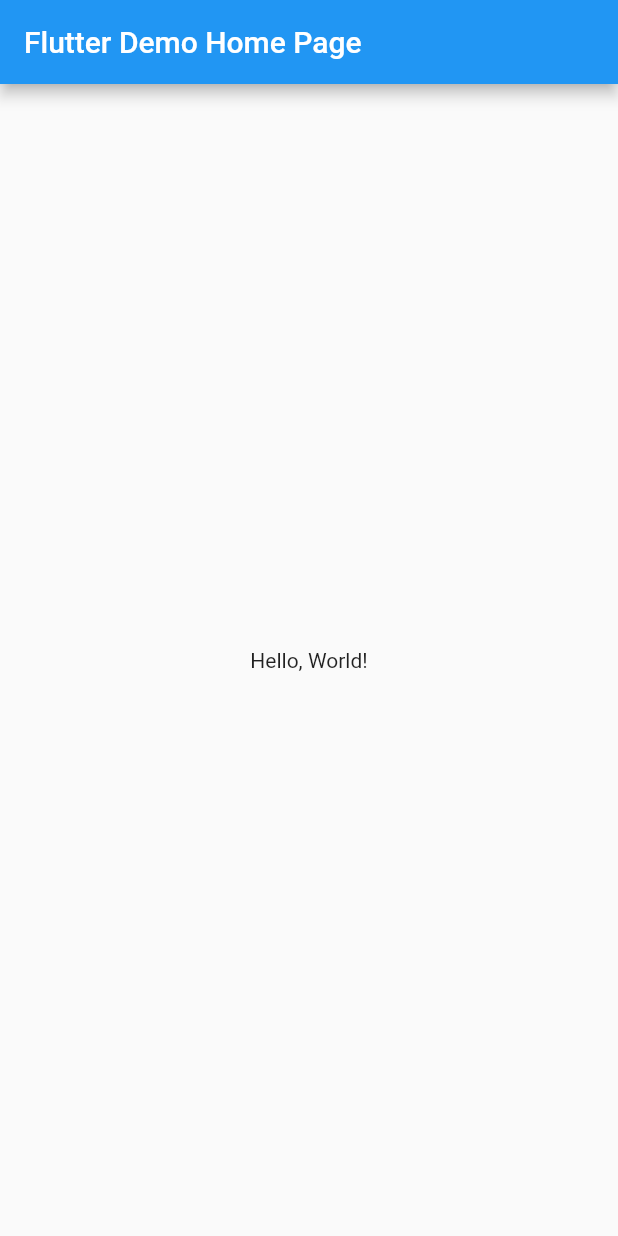
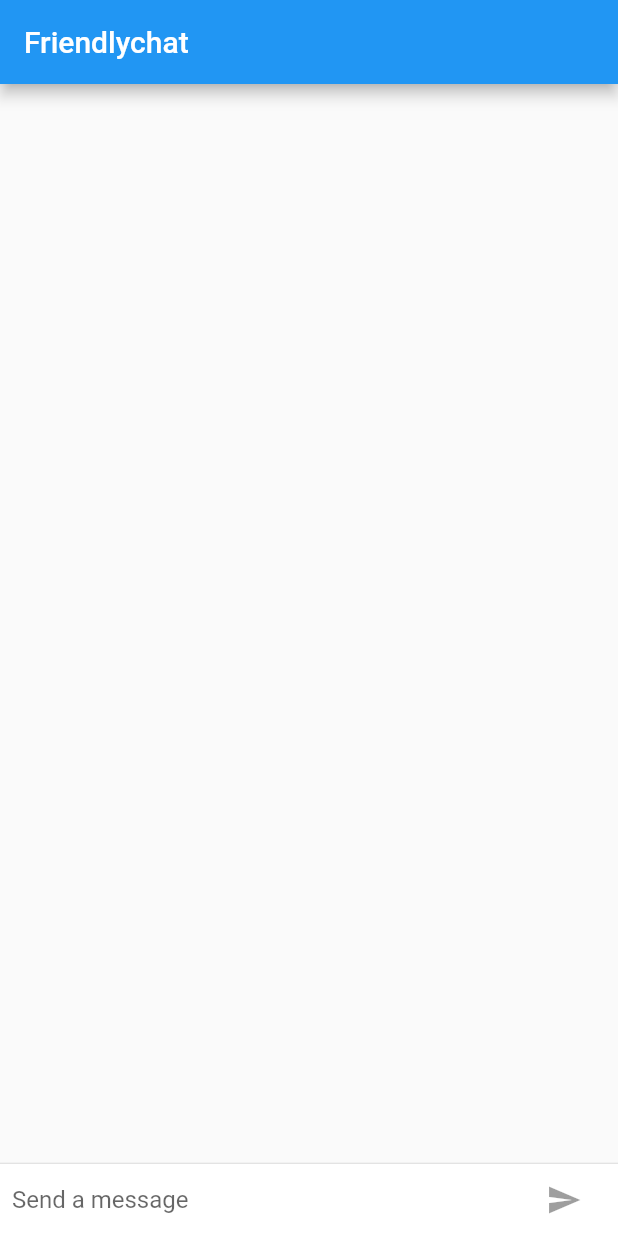
Before and after one commit to hieutle2011/flutter-examples, a Flutter app: the screen it shows after launch, on a phone screen of 412 x 824 dp. Run offline on Flutter 3.47's test engine with Material 2 defaults, Android fonts, the phone set to English and light mode, and no system bars; missing offline and left inert: flutter_web.

Commit message:
add text box chat

```diff
--- a/lib/main.dart
+++ b/lib/main.dart
@@ -1,38 +1,97 @@
 import 'package:flutter_web/material.dart';
 
-void main() => runApp(MyApp());
+const String _name = 'Hieu Le';
 
-class MyApp extends StatelessWidget {
-  // This widget is the root of your application.
+void main() {
+  runApp(FriendlychatApp());
+}
+
+class FriendlychatApp extends StatelessWidget {
   @override
   Widget build(BuildContext context) {
     return MaterialApp(
-      title: 'Flutter Demo',
-      theme: ThemeData(
-        primarySwatch: Colors.blue,
-      ),
-      home: MyHomePage(title: 'Flutter Demo Home Page'),
+      title: "Friendlychat",
+      home: ChatScreen(),
     );
   }
 }
 
-class MyHomePage extends StatelessWidget {
-  MyHomePage({Key key, this.title}) : super(key: key);
+class ChatScreen extends StatefulWidget {
+  @override
+  ChatScreenState createState() => ChatScreenState();
+}
 
-  final String title;
+class ChatScreenState extends State<ChatScreen> {
+  final List<ChatMessage> _messages = <ChatMessage>[];
+  final TextEditingController _textController = TextEditingController();
+  bool _isComposing = false;
 
   @override
   Widget build(BuildContext context) {
     return Scaffold(
-      appBar: AppBar(
-        title: Text(title),
+      appBar: AppBar(title: Text("Friendlychat")),
+      body: Column(
+        children: <Widget>[
+          Flexible(
+            child: ListView.builder(
+              padding: EdgeInsets.all(8.0),
+              reverse: true,
+              itemBuilder: (_, int index) => _messages[index],
+              itemCount: _messages.length,
+            ),
+          ),
+          Divider(height: 1.0),
+          Container(
+            decoration: BoxDecoration(color: Theme.of(context).cardColor),
+            child: _buildTextComposer(),
+          ),
+        ],
       ),
-      body: Center(
-        child: Column(
-          mainAxisAlignment: MainAxisAlignment.center,
+    );
+  }
+
+  void _handleSubmitted(String text) {
+    _textController.clear();
+    setState(() {
+      _isComposing = false;
+    });
+    ChatMessage message = ChatMessage(
+      text: text,
+    );
+    setState(() {
+      _messages.insert(0, message);
+    });
+  }
+
+  Widget _buildTextComposer() {
+    return IconTheme(
+      data: IconThemeData(color: Theme.of(context).accentColor),
+      child: Container(
+        margin: const EdgeInsets.symmetric(horizontal: 8.0),
+        child: Row(
           children: <Widget>[
-            Text(
-              'Hello, World!',
+            Flexible(
+              child: TextField(
+                controller: _textController,
+                onChanged: (String text) {
+                  setState(() {
+                    _isComposing = text.isNotEmpty;
+                  });
+                },
+                onSubmitted: _handleSubmitted,
+                // textDirection: TextDirection.rtl,
+                decoration:
+                    InputDecoration.collapsed(hintText: "Send a message"),
+              ),
+            ),
+            Container(
+              margin: EdgeInsets.symmetric(horizontal: 4.0),
+              child: IconButton(
+                icon: Icon(Icons.send),
+                onPressed: _isComposing
+                    ? () => _handleSubmitted(_textController.text)
+                    : null,
+              ),
             ),
           ],
         ),
@@ -40,3 +99,35 @@ class MyHomePage extends StatelessWidget {
     );
   }
 }
+
+class ChatMessage extends StatelessWidget {
+  ChatMessage({this.text});
+  final String text;
+  @override
+  Widget build(BuildContext context) {
+    return Container(
+      margin: const EdgeInsets.symmetric(vertical: 10.0),
+      child: Row(
+        crossAxisAlignment: CrossAxisAlignment.start,
+        children: <Widget>[
+          Container(
+            margin: const EdgeInsets.only(right: 16.0),
+            child: CircleAvatar(child: Text(_name[0])),
+          ),
+          Expanded(
+            child: Column(
+              crossAxisAlignment: CrossAxisAlignment.start,
+              children: <Widget>[
+                Text(_name, style: Theme.of(context).textTheme.subhead),
+                Container(
+                  margin: const EdgeInsets.only(top: 5.0),
+                  child: Text(text),
+                ),
+              ],
+            ),
+          ),
+        ],
+      ),
+    );
+  }
+}
```
